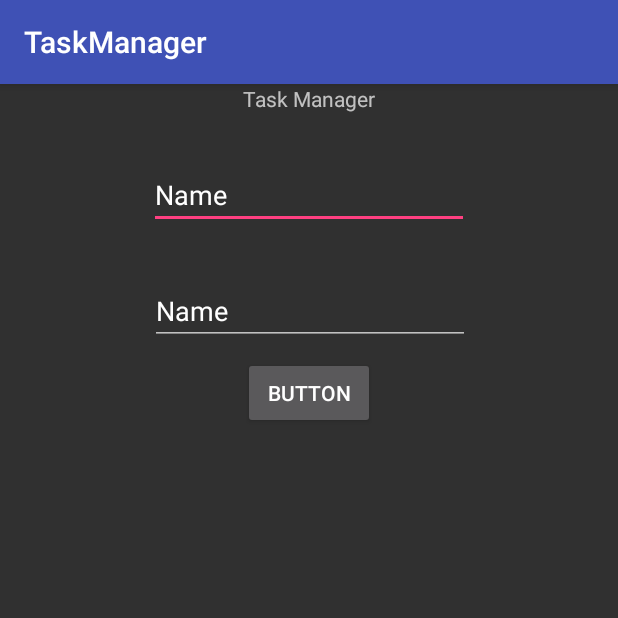
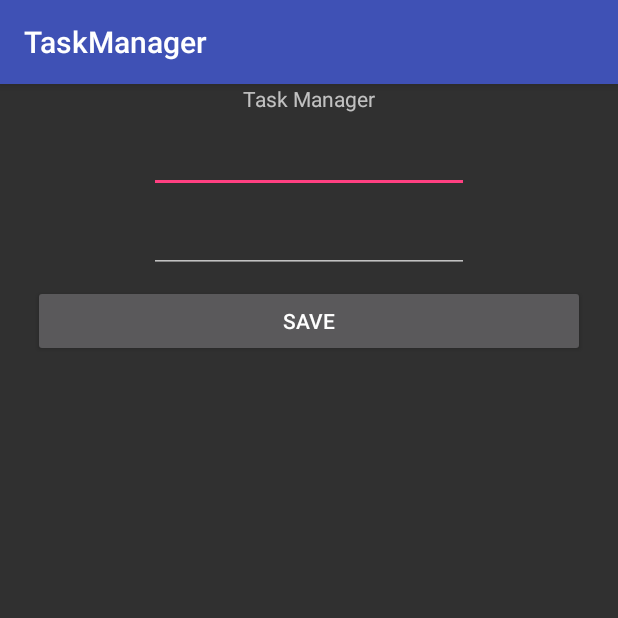
Before and after one commit to karenfreemansmith/TaskManager, an Android app: the screen it shows after launch (MainActivity), on a phone screen of 412 x 824 dp, the top half of it. Run offline under Robolectric (Android 15) with nearby library versions, the phone set to English and light mode, and no system bars.

Commit message:
debug database, fix layout issues

```diff
--- a/app/src/main/java/com/microacademylabs/taskmanager/MainActivity.java
+++ b/app/src/main/java/com/microacademylabs/taskmanager/MainActivity.java
@@ -62,7 +62,7 @@ public class MainActivity extends AppCompatActivity {
   }
 
   private void updateWordList() {
-    SimpleCursorAdapter adapter = new SimpleCursorAdapter(this, android.R.layout.simple_list_item_1, mTaskDatabase.getTaskList(), new String[]{"task"}, new int[]{android.R.id.text1}, 0);
+    SimpleCursorAdapter adapter = new SimpleCursorAdapter(this, android.R.layout.simple_list_item_1, mTaskDatabase.getTaskList(), new String[]{"title"}, new int[]{android.R.id.text1}, 0);
     mTaskList.setAdapter(adapter);
   }
 }
--- a/app/src/main/res/layout/activity_main.xml
+++ b/app/src/main/res/layout/activity_main.xml
@@ -22,15 +22,13 @@
         android:layout_height="wrap_content"
         android:ems="10"
         android:inputType="textPersonName"
-        android:text="Name"
+        android:text=""
+        android:layout_marginTop="8dp"
+        app:layout_constraintTop_toBottomOf="@+id/txtTitle"
         android:layout_marginRight="8dp"
         app:layout_constraintRight_toRightOf="parent"
         android:layout_marginLeft="8dp"
-        app:layout_constraintLeft_toLeftOf="parent"
-        android:layout_marginTop="32dp"
-        app:layout_constraintTop_toBottomOf="@+id/txtTitle"
-        android:layout_marginStart="8dp"
-        android:layout_marginEnd="8dp"/>
+        app:layout_constraintLeft_toLeftOf="parent"/>
 
     <EditText
         android:id="@+id/etDescription"
@@ -38,44 +36,38 @@
         android:layout_height="wrap_content"
         android:ems="10"
         android:inputType="textPersonName"
-        android:text="Name"
+        android:text=""
+        android:layout_marginTop="8dp"
+        app:layout_constraintTop_toBottomOf="@+id/etTitle"
         android:layout_marginRight="8dp"
         app:layout_constraintRight_toRightOf="parent"
         android:layout_marginLeft="8dp"
-        app:layout_constraintLeft_toLeftOf="parent"
-        android:layout_marginTop="32dp"
-        app:layout_constraintTop_toBottomOf="@+id/etTitle"
-        app:layout_constraintHorizontal_bias="0.503"
-        android:layout_marginStart="8dp"
-        android:layout_marginEnd="8dp"/>
+        app:layout_constraintLeft_toLeftOf="parent"/>
 
     <Button
         android:id="@+id/btnSave"
-        android:layout_width="wrap_content"
-        android:layout_height="wrap_content"
-        android:text="Button"
+        android:layout_width="368dp"
+        android:layout_height="0dp"
+        android:text="SAVE"
+        android:layout_marginTop="8dp"
+        app:layout_constraintTop_toBottomOf="@+id/etDescription"
         android:layout_marginRight="8dp"
         app:layout_constraintRight_toRightOf="parent"
         android:layout_marginLeft="8dp"
-        app:layout_constraintLeft_toLeftOf="parent"
-        android:layout_marginTop="8dp"
-        app:layout_constraintTop_toBottomOf="@+id/etDescription"
-        android:layout_marginStart="8dp"
-        android:layout_marginEnd="8dp"/>
+        app:layout_constraintLeft_toLeftOf="parent"/>
 
     <ListView
         android:id="@+id/taskList"
-        android:layout_width="match_parent"
-        android:layout_height="match_parent"
+        android:layout_width="0dp"
+        android:layout_height="0dp"
+        android:layout_marginRight="8dp"
+        app:layout_constraintRight_toRightOf="parent"
+        android:layout_marginEnd="8dp"
+        android:layout_marginLeft="8dp"
+        app:layout_constraintLeft_toLeftOf="@+id/btnSave"
+        app:layout_constraintBottom_toBottomOf="parent"
         android:layout_marginBottom="8dp"
-        android:layout_marginLeft="8dp"
-        android:layout_marginRight="8dp"
-        android:layout_marginTop="0dp"
-        app:layout_constraintBottom_toBottomOf="parent"
-        app:layout_constraintHorizontal_bias="0.5"
-        app:layout_constraintLeft_toLeftOf="parent"
-        app:layout_constraintRight_toRightOf="parent"
-        app:layout_constraintTop_toBottomOf="@+id/btnSave"
-        app:layout_constraintVertical_bias="0.5"/>
+        android:layout_marginTop="8dp"
+        app:layout_constraintTop_toBottomOf="@+id/btnSave"/>
 
 </android.support.constraint.ConstraintLayout>
```
